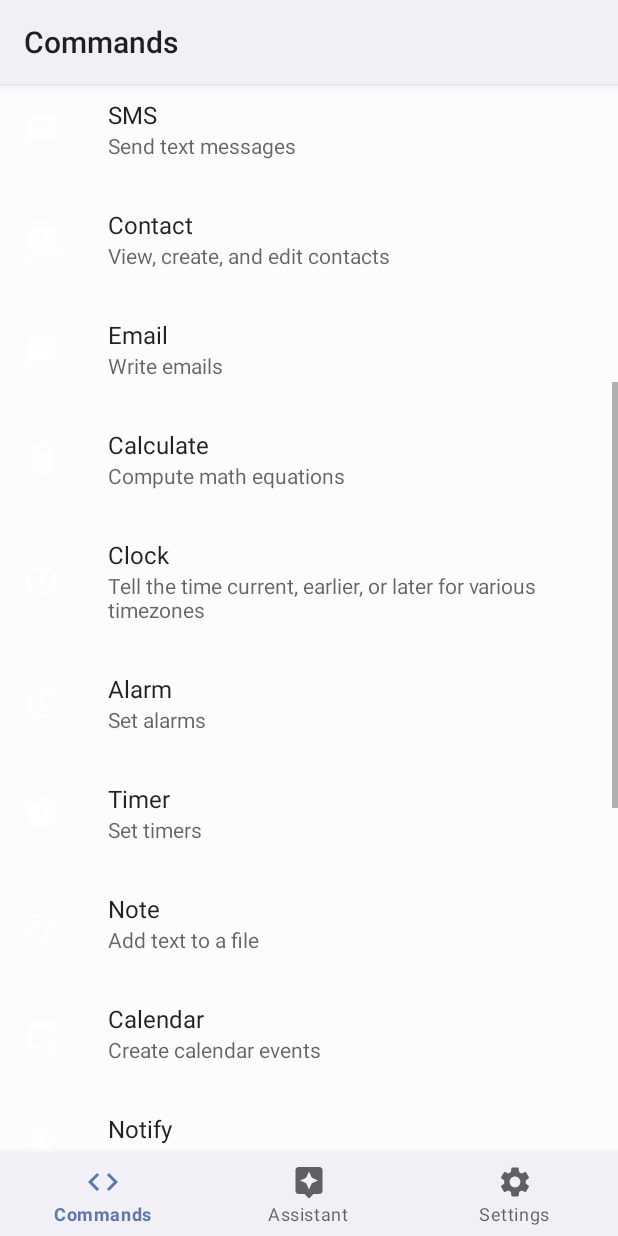
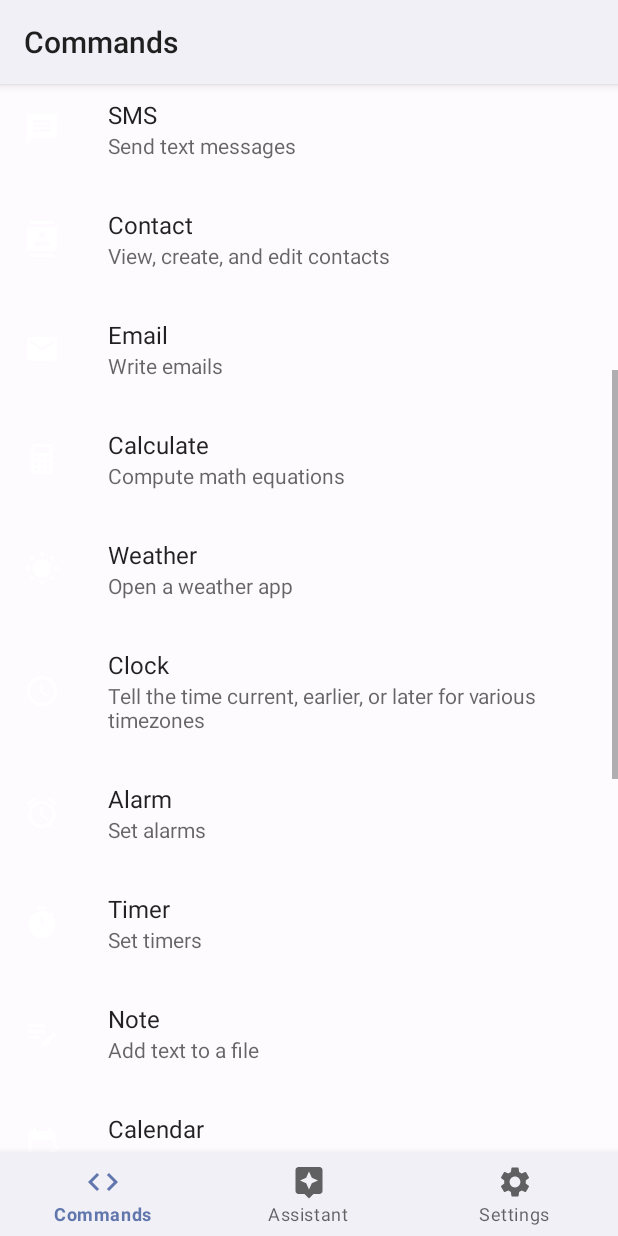
Before and after one commit to devycarol/Emilla, an Android app: the CommandsFragment screen opened through its navigation route, scrolled down 498 dp, on a phone screen of 412 x 824 dp. Run offline under Robolectric (Android 15) with nearby library versions, the phone set to English and light mode, and no system bars; our stand-ins replace androidx.preference, navigation-ui.

Commit message:
Add weather command, remove unused permissions

```diff
--- a/app/src/main/java/net/emilla/commands/CommandLaunch.java
+++ b/app/src/main/java/net/emilla/commands/CommandLaunch.java
@@ -67,7 +67,7 @@ public void run(final String app) {
             otherIntents = null;
 
             prefLabels[0] = label;
-            prefIntents[0] = Apps.launcherIntent(packageName, info.name);
+            prefIntents[0] = Apps.launchIntent(packageName, info.name);
             prefCount = 1;
 
             for (++i; i < appCount; ++i) { // continue searching for duplicates only
@@ -77,7 +77,7 @@ public void run(final String app) {
 
                 if (lcLabel.equals(lcQuery)) {
                     prefLabels[prefCount] = label;
-                    prefIntents[prefCount] = Apps.launcherIntent(info.packageName, info.name);
+                    prefIntents[prefCount] = Apps.launchIntent(info.packageName, info.name);
                     ++prefCount;
                 }
             }
@@ -86,7 +86,7 @@ public void run(final String app) {
             break; // search is finished
         }
         if (lcLabel.contains(lcQuery)) {
-            final Intent in = Apps.launcherIntent(packageName, info.name);
+            final Intent in = Apps.launchIntent(packageName, info.name);
             if (lcLabel.startsWith(lcQuery)) {
                 prefLabels[prefCount] = label;
                 prefIntents[prefCount] = in;
--- a/app/src/main/java/net/emilla/config/CommandsFragment.java
+++ b/app/src/main/java/net/emilla/config/CommandsFragment.java
@@ -96,6 +96,7 @@ private void setupCores(final EmillaActivity act, final SharedPreferences prefs,
     setupCorePref("aliases_contact_text", listener, prefs, res, R.array.aliases_contact);
     deactivate("aliases_notify_text", dListener);
     setupCorePref("aliases_calculate_text", listener, prefs, res, R.array.aliases_calculate);
+    setupCorePref("aliases_weather_text", listener, prefs, res, R.array.aliases_weather);
     setupCorePref("aliases_view_text", listener, prefs, res, R.array.aliases_view);
     setupCorePref("aliases_toast_text", listener, prefs, res, R.array.aliases_toast);
     deactivate("aliases_custom_text", dListener);
--- a/app/src/main/java/net/emilla/settings/Aliases.java
+++ b/app/src/main/java/net/emilla/settings/Aliases.java
@@ -28,6 +28,7 @@ private static final int[] SETS = {
     R.array.aliases_contact,
     R.array.aliases_notify,
     R.array.aliases_calculate,
+    R.array.aliases_weather,
     R.array.aliases_view,
     R.array.aliases_toast
 };
@@ -52,6 +53,7 @@ public static final String[] PREFS = {
     "aliases_contact",
     "aliases_notify",
     "aliases_calculate",
+    "aliases_weather",
     "aliases_view",
     "aliases_toast"
 };
--- a/app/src/main/res/drawable/ic_calculate.xml
+++ b/app/src/main/res/drawable/ic_calculate.xml
@@ -4,5 +4,5 @@
     android:viewportWidth="24"
     android:viewportHeight="24">
     <path android:fillColor="#FFF"
-        android:pathData="M7,2H17A2,2 0 0,1 19,4V20A2,2 0 0,1 17,22H7A2,2 0 0,1 5,20V4A2,2 0 0,1 7,2M7,4V8H17V4H7M7,10V12H9V10H7M11,10V12H13V10H11M15,10V12H17V10H15M7,14V16H9V14H7M11,14V16H13V14H11M15,14V16H17V14H15M7,18V20H9V18H7M11,18V20H13V18H11M15,18V20H17V18H15Z" />
+        android:pathData="M7,2H17A2,2 0 0,1 19,4V20A2,2 0 0,1 17,22H7A2,2 0 0,1 5,20V4A2,2 0 0,1 7,2M7,4V8H17V4H7M7,10V12H9V10H7M11,10V12H13V10H11M15,10V12H17V10H15M7,14V16H9V14H7M11,14V16H13V14H11M15,14V16H17V14H15M7,18V20H9V18H7M11,18V20H13V18H11M15,18V20H17V18H15Z"/>
 </vector>
--- /dev/null
+++ b/app/src/main/res/drawable/ic_weather.xml
@@ -0,0 +1,8 @@
+<vector xmlns:android="http://schemas.android.com/apk/res/android"
+    android:width="24dp"
+    android:height="24dp"
+    android:viewportWidth="24"
+    android:viewportHeight="24">
+    <path android:fillColor="#FFF"
+        android:pathData="M6.76,4.84l-1.8,-1.79 -1.41,1.41 1.79,1.79 1.42,-1.41zM4,10.5L1,10.5v2h3v-2zM13,0.55h-2L11,3.5h2L13,0.55zM20.45,4.46l-1.41,-1.41 -1.79,1.79 1.41,1.41 1.79,-1.79zM17.24,18.16l1.79,1.8 1.41,-1.41 -1.8,-1.79 -1.4,1.4zM20,10.5v2h3v-2h-3zM12,5.5c-3.31,0 -6,2.69 -6,6s2.69,6 6,6 6,-2.69 6,-6 -2.69,-6 -6,-6zM11,22.45h2L13,19.5h-2v2.95zM3.55,18.54l1.41,1.41 1.79,-1.8 -1.41,-1.41 -1.79,1.8z"/>
+</vector>
--- a/app/src/main/res/values/arrays.xml
+++ b/app/src/main/res/values/arrays.xml
@@ -117,6 +117,9 @@
         <item>calc</item>
         <item>math</item>
     </string-array>
+    <string-array name="aliases_weather">
+        <item>wea</item>
+    </string-array>
     <string-array name="aliases_view">
         <item>look</item>
         <item>see</item>
--- a/app/src/main/res/values/strings.xml
+++ b/app/src/main/res/values/strings.xml
@@ -100,6 +100,7 @@
     <string name="command_contact">Contact</string>
     <string name="command_notify">Notify</string>
     <string name="command_calculate">Calculate</string>
+    <string name="command_weather">Weather</string>
     <string name="command_view">View</string>
     <string name="command_toast">Toast</string>
     <string name="command_custom">Custom</string>
@@ -126,6 +127,7 @@
     <string name="summary_contact">View, create, and edit contacts</string>
     <string name="summary_notify">Set notification reminders</string>
     <string name="summary_calculate">Compute math equations</string>
+    <string name="summary_weather">Open a weather app</string>
     <string name="summary_view">Open bookmarked URLs</string><!--todo: other url types. also "play"—music, audiobooks, and podcasts-->
     <string name="summary_toast">Show a little message!</string>
     <string name="summary_custom">Create your own commands!</string>
--- a/app/src/main/res/xml/command_prefs.xml
+++ b/app/src/main/res/xml/command_prefs.xml
@@ -52,6 +52,11 @@
             android:key="aliases_calculate_text"
             android:summary="@string/summary_calculate"
             android:title="@string/command_calculate" />
+        <EditTextPreference
+            android:icon="@drawable/ic_weather"
+            android:key="aliases_weather_text"
+            android:summary="@string/summary_weather"
+            android:title="@string/command_weather" />
         <EditTextPreference
             android:icon="@drawable/ic_clock"
             android:key="aliases_clock_text"
```
Also changed, not shown: app/src/main/AndroidManifest.xml (+5 -3 lines), app/src/main/java/net/emilla/commands/CatCommand.java (added, +46 -0 lines), app/src/main/java/net/emilla/commands/CatCommandCalculate.java (added, +31 -0 lines), app/src/main/java/net/emilla/commands/CatCommandWeather.java (added, +37 -0 lines), app/src/main/java/net/emilla/commands/EmillaCommand.java (+18 -11 lines), app/src/main/java/net/emilla/utils/Apps.java (+14 -5 lines).
